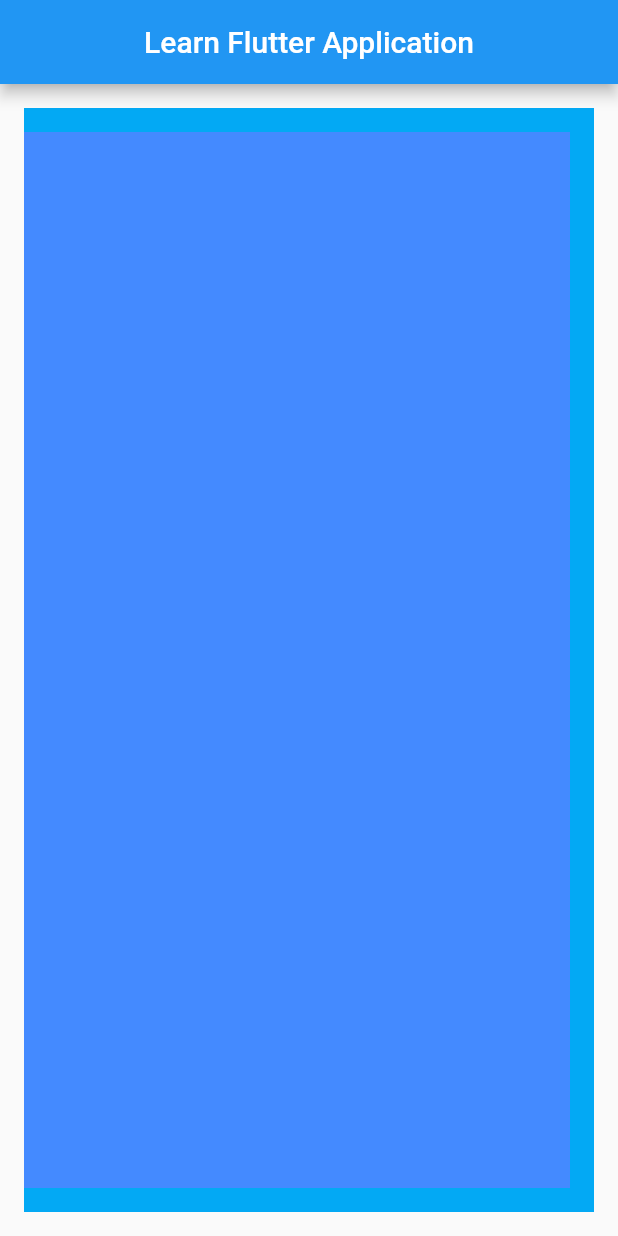
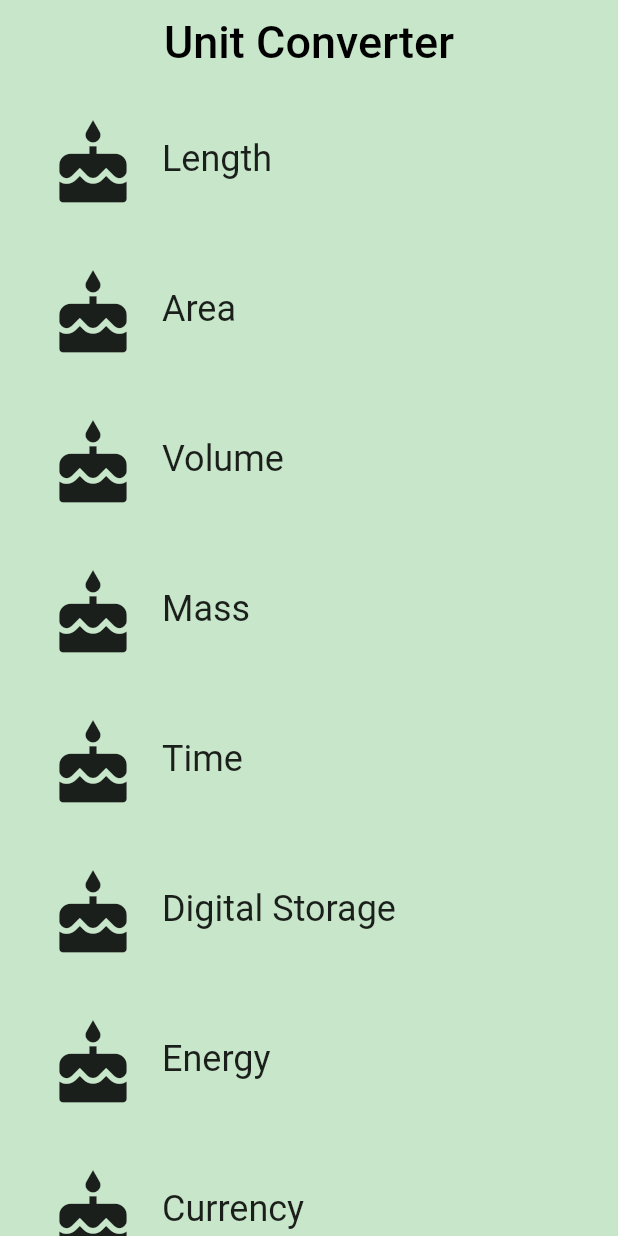
Before and after one commit to muhammad-fakhri/flutter-learn, a Flutter app: the screen it shows after launch, on a phone screen of 412 x 824 dp. Run offline on Flutter 3.47's test engine with Material 2 defaults, Android fonts, the phone set to English and light mode, and no system bars.

Commit message:
Update codes for Route section

```diff
--- /dev/null
+++ b/lib/category.dart
@@ -0,0 +1,126 @@
+// Copyright 2018 The Chromium Authors. All rights reserved.
+// Use of this source code is governed by a BSD-style license that can be
+// found in the LICENSE file.
+
+// To keep your imports tidy, follow the ordering guidelines at
+// https://www.dartlang.org/guides/language/effective-dart/style#ordering
+import 'package:flutter/material.dart';
+// @required is defined in the meta.dart package
+import 'package:meta/meta.dart';
+
+import 'converter_route.dart';
+import 'unit.dart';
+
+// We use an underscore to indicate that these variables are private.
+// See https://www.dartlang.org/guides/language/effective-dart/design#libraries
+final _rowHeight = 100.0;
+final _borderRadius = BorderRadius.circular(_rowHeight / 2);
+
+/// A custom [Category] widget.
+///
+/// The widget is composed on an [Icon] and [Text]. Tapping on the widget shows
+/// a colored [InkWell] animation.
+class Category extends StatelessWidget {
+  final String name;
+  final ColorSwatch color;
+  final IconData iconLocation;
+  final List<Unit> units;
+
+  /// Creates a [Category].
+  ///
+  /// A [Category] saves the name of the Category (e.g. 'Length'), its color for
+  /// the UI, and the icon that represents it (e.g. a ruler).
+  // While the @required checks for whether a named parameter is passed in,
+  // it doesn't check whether the object passed in is null. We check that
+  // in the assert statement.
+  const Category({
+    Key key,
+    @required this.name,
+    @required this.color,
+    @required this.iconLocation,
+    @required this.units,
+  })  : assert(name != null),
+        assert(color != null),
+        assert(iconLocation != null),
+        assert(units != null),
+        super(key: key);
+
+  /// Navigates to the [ConverterRoute].
+  void _navigateToConverter(BuildContext context) {
+    // TODO: Using the Navigator, navigate to the [ConverterRoute]
+    if (Navigator.of(context).canPop()) {
+      Navigator.of(context).pop();
+    }
+    Navigator.of(context).push(
+      MaterialPageRoute<Null>(
+        builder: (BuildContext context) {
+          return Scaffold(
+            appBar: AppBar(
+              title: Text(this.name),
+              backgroundColor: this.color,
+            ),
+            body: ConverterRoute(
+              units: this.units,
+              color: this.color,
+            ),
+          );
+        },
+      ),
+    );
+  }
+
+  /// Builds a custom widget that shows [Category] information.
+  ///
+  /// This information includes the icon, name, and color for the [Category].
+  @override
+  // This `context` parameter describes the location of this widget in the
+  // widget tree. It can be used for obtaining Theme data from the nearest
+  // Theme ancestor in the tree. Below, we obtain the display1 text theme.
+  // See https://docs.flutter.io/flutter/material/Theme-class.html
+  Widget build(BuildContext context) {
+    return Material(
+      color: Colors.transparent,
+      child: Container(
+        height: _rowHeight,
+        child: InkWell(
+          borderRadius: _borderRadius,
+          highlightColor: color,
+          splashColor: color,
+          // We can use either the () => function() or the () { function(); }
+          // syntax.
+          // TODO: Update this onTap property to call _navigateToConverter()
+          onTap: () {
+            print('I was tapped!');
+            this._navigateToConverter(context);
+          },
+          child: Padding(
+            padding: EdgeInsets.all(8.0),
+            child: Row(
+              crossAxisAlignment: CrossAxisAlignment.stretch,
+              // There are two ways to denote a list: `[]` and `List()`.
+              // Prefer to use the literal syntax, i.e. `[]`, instead of `List()`.
+              // You can add the type argument if you'd like, i.e. <Widget>[].
+              // See https://www.dartlang.org/guides/language/effective-dart/usage#do-use-collection-literals-when-possible
+              children: [
+                Padding(
+                  padding: EdgeInsets.all(16.0),
+                  child: Icon(
+                    iconLocation,
+                    size: 60.0,
+                  ),
+                ),
+                Center(
+                  child: Text(
+                    name,
+                    textAlign: TextAlign.center,
+                    style: Theme.of(context).textTheme.headline,
+                  ),
+                ),
+              ],
+            ),
+          ),
+        ),
+      ),
+    );
+  }
+}
--- /dev/null
+++ b/lib/category_route.dart
@@ -0,0 +1,102 @@
+// Copyright 2018 The Chromium Authors. All rights reserved.
+// Use of this source code is governed by a BSD-style license that can be
+// found in the LICENSE file.
+
+import 'package:flutter/material.dart';
+
+import 'category.dart';
+import 'unit.dart';
+
+final _backgroundColor = Colors.green[100];
+
+/// Category Route (screen).
+///
+/// This is the 'home' screen of the Unit Converter. It shows a header and
+/// a list of [Categories].
+///
+/// While it is named CategoryRoute, a more apt name would be CategoryScreen,
+/// because it is responsible for the UI at the route's destination.
+class CategoryRoute extends StatelessWidget {
+  const CategoryRoute();
+
+  static const _categoryNames = <String>[
+    'Length',
+    'Area',
+    'Volume',
+    'Mass',
+    'Time',
+    'Digital Storage',
+    'Energy',
+    'Currency',
+  ];
+
+  static const _baseColors = <Color>[
+    Colors.teal,
+    Colors.orange,
+    Colors.pinkAccent,
+    Colors.blueAccent,
+    Colors.yellow,
+    Colors.greenAccent,
+    Colors.purpleAccent,
+    Colors.red,
+  ];
+
+  /// Makes the correct number of rows for the list view.
+  ///
+  /// For portrait, we use a [ListView].
+  Widget _buildCategoryWidgets(List<Widget> categories) {
+    return ListView.builder(
+      itemBuilder: (BuildContext context, int index) => categories[index],
+      itemCount: categories.length,
+    );
+  }
+
+  /// Returns a list of mock [Unit]s.
+  List<Unit> _retrieveUnitList(String categoryName) {
+    return List.generate(10, (int i) {
+      i += 1;
+      return Unit(
+        name: '$categoryName Unit $i',
+        conversion: i.toDouble(),
+      );
+    });
+  }
+
+  @override
+  Widget build(BuildContext context) {
+    final categories = <Category>[];
+
+    for (var i = 0; i < _categoryNames.length; i++) {
+      categories.add(Category(
+        name: _categoryNames[i],
+        color: _baseColors[i],
+        iconLocation: Icons.cake,
+        units: _retrieveUnitList(_categoryNames[i]),
+      ));
+    }
+
+    final listView = Container(
+      color: _backgroundColor,
+      padding: EdgeInsets.symmetric(horizontal: 8.0),
+      child: _buildCategoryWidgets(categories),
+    );
+
+    final appBar = AppBar(
+      elevation: 0.0,
+      title: Text(
+        'Unit Converter',
+        style: TextStyle(
+          color: Colors.black,
+          fontSize: 30.0,
+        ),
+      ),
+      centerTitle: true,
+      backgroundColor: _backgroundColor,
+    );
+
+    return Scaffold(
+      appBar: appBar,
+      body: listView,
+    );
+  }
+}
--- /dev/null
+++ b/lib/converter_route.dart
@@ -0,0 +1,57 @@
+// Copyright 2018 The Chromium Authors. All rights reserved.
+// Use of this source code is governed by a BSD-style license that can be
+// found in the LICENSE file.
+
+import 'package:flutter/material.dart';
+import 'package:meta/meta.dart';
+
+import 'unit.dart';
+
+/// Converter screen where users can input amounts to convert.
+///
+/// Currently, it just displays a list of mock units.
+///
+/// While it is named ConverterRoute, a more apt name would be ConverterScreen,
+/// because it is responsible for the UI at the route's destination.
+class ConverterRoute extends StatelessWidget {
+  /// Units for this [Category].
+  final List<Unit> units;
+  final ColorSwatch color;
+
+  /// This [ConverterRoute] requires the color and units to not be null.
+  // TODO: Pass in the [Category]'s color
+  const ConverterRoute({
+    @required this.units,
+    @required this.color,
+  })  : assert(color != null),
+        assert(units != null);
+
+  @override
+  Widget build(BuildContext context) {
+    // Here is just a placeholder for a list of mock units
+    final unitWidgets = units.map((Unit unit) {
+      // TODO: Set the color for this Container
+      return Container(
+        color: this.color,
+        margin: EdgeInsets.all(8.0),
+        padding: EdgeInsets.all(16.0),
+        child: Column(
+          children: <Widget>[
+            Text(
+              unit.name,
+              style: Theme.of(context).textTheme.headline,
+            ),
+            Text(
+              'Conversion: ${unit.conversion}',
+              style: Theme.of(context).textTheme.subhead,
+            ),
+          ],
+        ),
+      );
+    }).toList();
+
+    return ListView(
+      children: unitWidgets,
+    );
+  }
+}
--- a/lib/main.dart
+++ b/lib/main.dart
@@ -1,27 +1,31 @@
+// Copyright 2018 The Chromium Authors. All rights reserved.
+// Use of this source code is governed by a BSD-style license that can be
+// found in the LICENSE file.
+
+// You can read about packages here: https://flutter.io/using-packages/
 import 'package:flutter/material.dart';
 
+// You can use a relative import, i.e. `import 'category_route.dart;'` or
+// a package import, as shown below.
+// More details at http://dart-lang.github.io/linter/lints/avoid_relative_lib_imports.html
+import 'category_route.dart';
+
+/// The function that is called when main.dart is run.
 void main() {
-  runApp(MyApp());
+  runApp(UnitConverterApp());
 }
 
-class MyApp extends StatelessWidget {
+/// This widget is the root of our application.
+///
+/// The first screen we see is a list [Categories], each of which
+/// has a list of [Unit]s.
+class UnitConverterApp extends StatelessWidget {
   @override
   Widget build(BuildContext context) {
     return MaterialApp(
-      home: Scaffold(
-        appBar: AppBar(
-          title: Center(child: Text("Learn Flutter Application")),
-        ),
-        body: Center(
-            child: Container(
-          color: Colors.lightBlue,
-          margin: EdgeInsets.all(16),
-          padding: EdgeInsets.fromLTRB(0, 16, 16, 16),
-          child: Container(
-            color: Colors.blueAccent,
-          ),
-        )),
-      ),
+      debugShowCheckedModeBanner: false,
+      title: 'Unit Converter',
+      home: CategoryRoute(),
     );
   }
 }
--- /dev/null
+++ b/lib/unit.dart
@@ -0,0 +1,27 @@
+// Copyright 2018 The Chromium Authors. All rights reserved.
+// Use of this source code is governed by a BSD-style license that can be
+// found in the LICENSE file.
+
+import 'package:meta/meta.dart';
+
+/// Information about a [Unit].
+class Unit {
+  final String name;
+  final double conversion;
+
+  /// A [Unit] stores its name and conversion factor.
+  ///
+  /// An example would be 'Meter' and '1.0'.
+  const Unit({
+    @required this.name,
+    @required this.conversion,
+  })  : assert(name != null),
+        assert(conversion != null);
+
+  /// Creates a [Unit] from a JSON object.
+  Unit.fromJson(Map jsonMap)
+      : assert(jsonMap['name'] != null),
+        assert(jsonMap['conversion'] != null),
+        name = jsonMap['name'],
+        conversion = jsonMap['conversion'].toDouble();
+}
```
